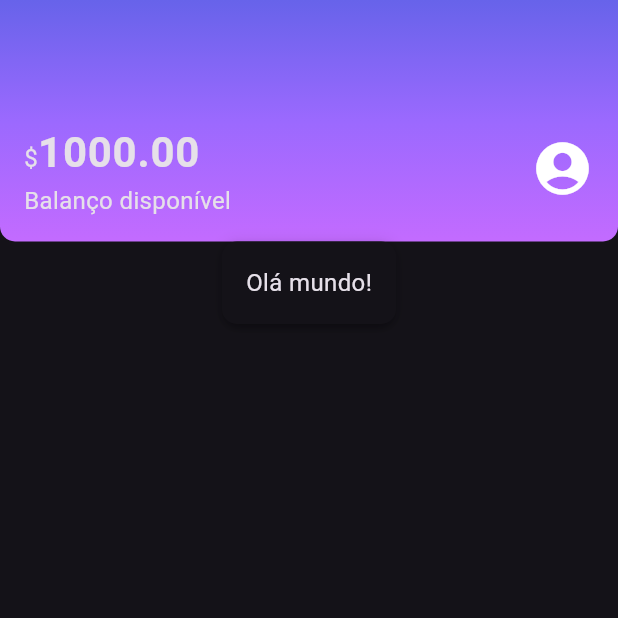
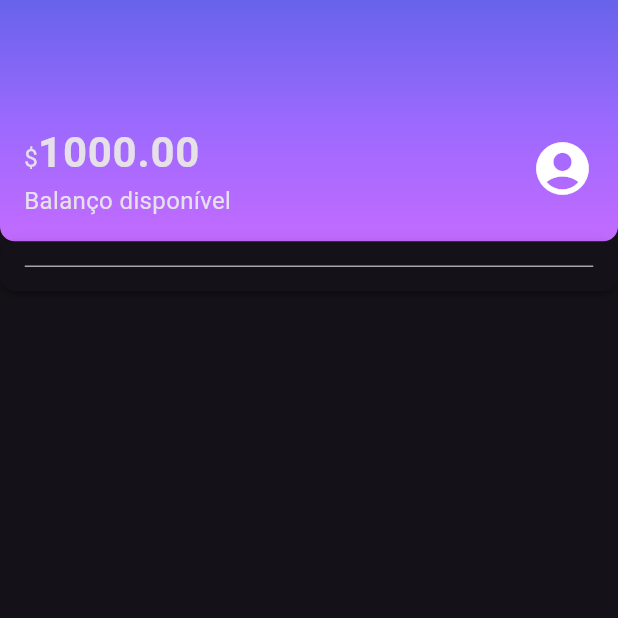
Before and after one commit to SinxCode/alubank, a Flutter app: the screen it shows after launch, on a phone screen of 412 x 824 dp, the top half of it. Run offline on Flutter 3.47's test engine with Material 3 defaults, Android fonts, the phone set to English and light mode, and no system bars.

Commit message:
Construindo widgtes de ponto de cor e divisor de conteudo

```diff
--- /dev/null
+++ b/lib/components/content_division.dart
@@ -0,0 +1,16 @@
+import 'package:alubank/themes/themes_color.dart';
+import 'package:flutter/material.dart';
+
+class ContentDivision extends StatelessWidget {
+  const ContentDivision({super.key});
+
+  @override
+  Widget build(BuildContext context) {
+    return Container(
+      height: 1,
+      decoration: BoxDecoration(
+        border: Border.all(color: ThemeColors.division),
+      ),
+    );
+  }
+}
--- a/lib/screens/home.dart
+++ b/lib/screens/home.dart
@@ -1,6 +1,11 @@
+import 'package:alubank/components/color_dot.dart';
+import 'package:alubank/components/content_division.dart';
 import 'package:alubank/components/sections/box_card.dart';
 import 'package:alubank/components/sections/header.dart';
+import 'package:alubank/themes/themes_color.dart';
 import 'package:flutter/material.dart';
+import 'package:alubank/components/content_division.dart';
+
 
 class Home extends StatelessWidget {
   const Home({super.key});
@@ -11,7 +16,7 @@ class Home extends StatelessWidget {
       body: Column(
         children: [
           Header(),
-          BoxCard(boxContent: Text("Olá mundo!"))
+          BoxCard(boxContent: ContentDivision())
         ],
       ),
 
--- a/lib/themes/themes_color.dart
+++ b/lib/themes/themes_color.dart
@@ -2,5 +2,14 @@ import 'package:flutter/material.dart';
 
 class ThemeColors {
   static const MaterialColor primaryColor = Colors.purple;
-
+  static const List<Color> headerGradient = [
+    Color.fromRGBO(103, 99, 234, 1.0),
+    Color.fromRGBO(155, 105, 254, 1.0),
+    Color.fromRGBO(195, 107, 255, 1.0)
+  ];
+  static const recentActivity = {
+    'spent': Color.fromRGBO(255, 175, 29, 1.0),
+    'income': Color.fromRGBO(191, 69, 198, 1.0),
+  };
+  static const division = Color.fromRGBO(166, 166, 166, 1.0);
 }
```
Also changed, not shown: lib/components/color_dot.dart (added, +20 -0 lines).
